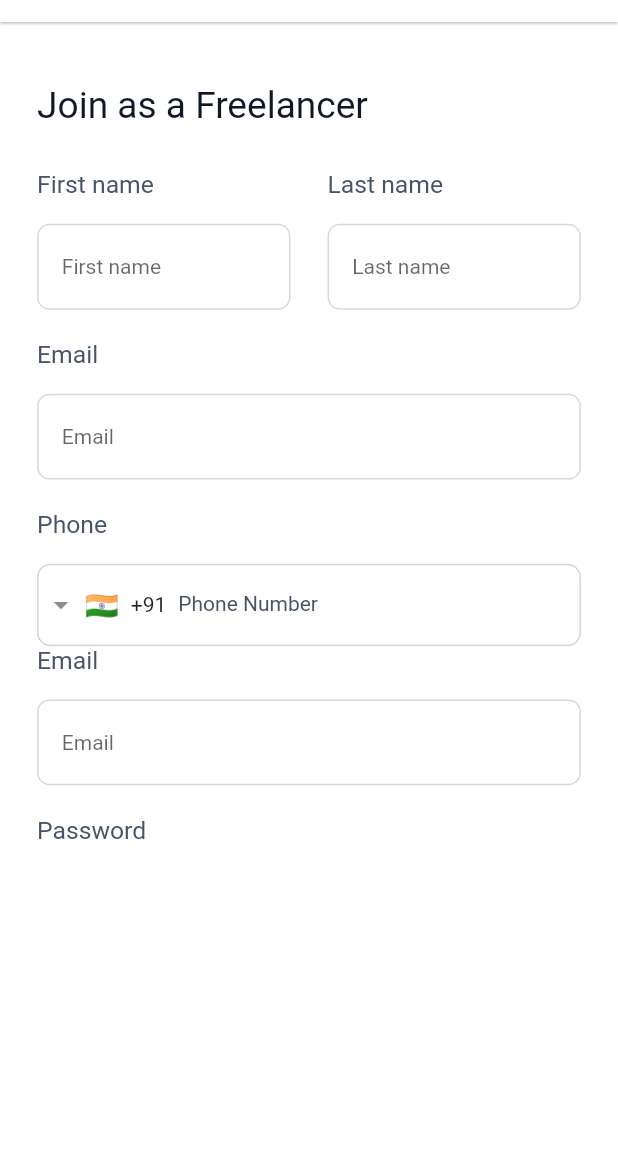
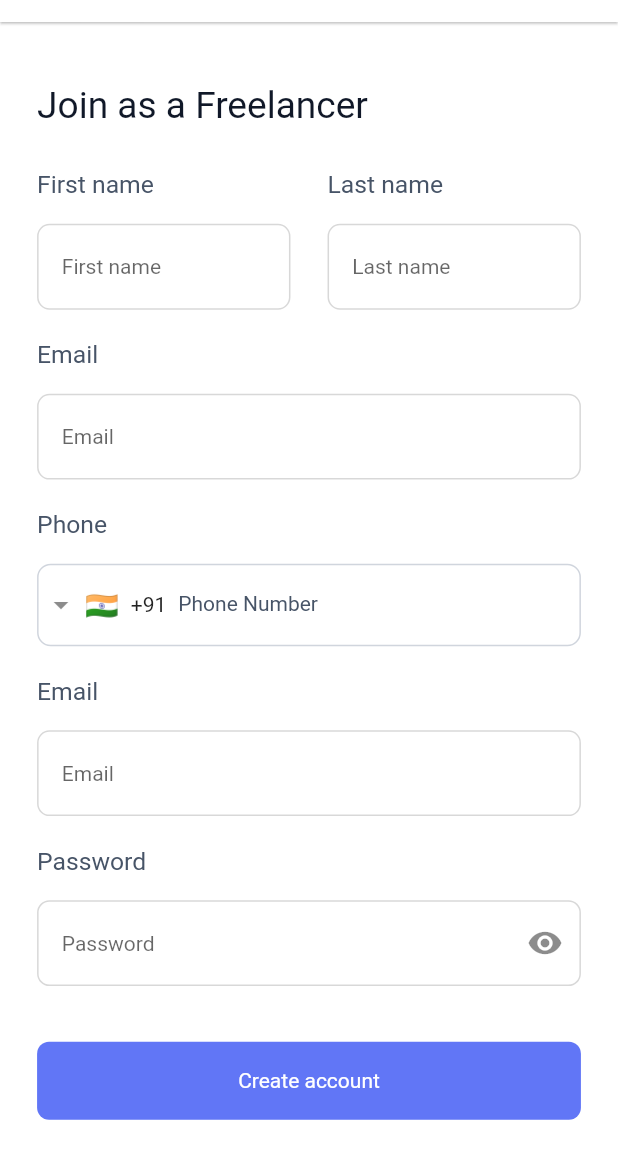
Before and after one commit to saleheen1/xillancer, a Flutter app: the SignupFreelancerPage screen opened directly, on a phone screen of 412 x 824 dp, the part 83-1236 px from its top. Run offline on Flutter 3.47's test engine with Material 2 defaults, Android fonts, the phone set to English and light mode, and no system bars; drawn by our look-alikes of intl_phone_field; our stand-ins replace connectivity_plus, flutter_spinkit, flutter_svg, get, shared_preferences; accounts and stored records are empty.

Commit message:
working on sign up freelancer frontend

```diff
--- /dev/null
+++ b/lib/business_logic/controllers/signup_freelancer_controller.dart
@@ -0,0 +1,3 @@
+import 'package:get/get.dart';
+
+class SignupFreelancerController extends GetxController {}
--- a/lib/business_logic/core/utils/ui_utils.dart
+++ b/lib/business_logic/core/utils/ui_utils.dart
@@ -1,6 +1,13 @@
 import 'package:flutter/material.dart';
 import 'package:flutter_spinkit/flutter_spinkit.dart';
 import 'package:xilancer/business_logic/core/utils/constant_colors.dart';
+
+hideKeyboard(BuildContext context, a) {
+  FocusScopeNode currentFocus = FocusScope.of(context);
+  if (!currentFocus.hasPrimaryFocus) {
+    currentFocus.focusedChild?.unfocus();
+  }
+}
 
 showLoading({Color? color}) {
   return SpinKitThreeBounce(
--- a/lib/ui/screens/auth/components/auth_helper.dart
+++ b/lib/ui/screens/auth/components/auth_helper.dart
@@ -1,5 +1,7 @@
 import 'package:flutter/material.dart';
+import 'package:get/get.dart';
 import 'package:xilancer/business_logic/core/utils/constant_colors.dart';
+import 'package:xilancer/business_logic/core/utils/ui_utils.dart';
 
 class AuthHelper {
   phoneFieldDecoration() {
@@ -20,4 +22,39 @@ class AuthHelper {
         contentPadding:
             const EdgeInsets.symmetric(horizontal: 8, vertical: 18));
   }
+
+//============>
+
+  socialLoginButton(String icon, String title, {isloading = false}) {
+    return Container(
+      decoration: BoxDecoration(
+          border: Border.all(color: greyFive),
+          borderRadius: BorderRadius.circular(6)),
+      alignment: Alignment.center,
+      height: Get.width * 0.13,
+      width: double.infinity,
+      child: Row(
+        mainAxisAlignment: MainAxisAlignment.center,
+        children: [
+          Container(
+            height: Get.width * 0.6,
+            width: Get.width * 0.1,
+            decoration: BoxDecoration(
+              image: DecorationImage(
+                  image: AssetImage(icon), fit: BoxFit.fitHeight),
+            ),
+          ),
+          const SizedBox(
+            width: 7,
+          ),
+          isloading == false
+              ? Text(
+                  title,
+                  style: const TextStyle(color: greyFour),
+                )
+              : showLoading(),
+        ],
+      ),
+    );
+  }
 }
--- a/lib/ui/screens/auth/freelancer/signup_freelancer_page.dart
+++ b/lib/ui/screens/auth/freelancer/signup_freelancer_page.dart
@@ -4,6 +4,7 @@ import 'package:intl_phone_field/intl_phone_field.dart';
 import 'package:xilancer/business_logic/controllers/translate_controller.dart';
 import 'package:xilancer/business_logic/core/utils/const_strings.dart';
 import 'package:xilancer/business_logic/core/utils/ui_const.dart';
+import 'package:xilancer/business_logic/core/utils/ui_utils.dart';
 import 'package:xilancer/ui/screens/auth/components/auth_helper.dart';
 import 'package:xilancer/ui/widgets/common_widgets.dart';
 import 'package:xilancer/ui/widgets/custom_input.dart';
@@ -17,13 +18,16 @@ class SignupFreelancerPage extends StatelessWidget {
     return Scaffold(
       appBar: appbarCommon(title: ConstString.createAnAccount),
       backgroundColor: Colors.white,
-      body: SingleChildScrollView(
-        child:
-            GetBuilder<TranslateController>(builder: (TranslateController tr) {
+      body: Listener(
+        onPointerDown: hideKeyboard(context, ''),
+        child: SingleChildScrollView(
+          child: GetBuilder<TranslateController>(
+              builder: (TranslateController tr) {
             return Container(
               padding: screenPaddingH,
-            child:
-                Column(crossAxisAlignment: CrossAxisAlignment.start, children: [
+              child: Column(
+                  crossAxisAlignment: CrossAxisAlignment.start,
+                  children: [
                     gapH(10),
                     Text(
                       tr.getString(ConstString.joinAsAfreelancer),
@@ -92,6 +96,8 @@ class SignupFreelancerPage extends StatelessWidget {
                       onChanged: (phone) {},
                     ),
 
+                    gapH(5),
+
                     //email
                     // =================>
                     Text(
@@ -110,10 +116,38 @@ class SignupFreelancerPage extends StatelessWidget {
                       style: TextUtils.inputLabel(),
                     ),
                     gapH(4),
+                    CustomInput(
+                      hintText: 'Password',
+                      suffixIcon: Icons.remove_red_eye,
+                      isPasswordField: true,
+                    ),
+
+                    gapH(4),
+
+                    buttonPrimary('Create account', () {}),
+
+                    gapH(8),
+
+                    InkWell(
+                        onTap: () {},
+                        child: AuthHelper().socialLoginButton(
+                            'assets/icons/google.png', 'Login with google',
+                            isloading: false)),
+
+                    const SizedBox(
+                      height: 20,
+                    ),
+                    InkWell(
+                      onTap: () {},
+                      child: AuthHelper().socialLoginButton(
+                          'assets/icons/facebook.png', 'Login with facebook',
+                          isloading: false),
+                    ),
                   ]),
             );
           }),
         ),
+      ),
     );
   }
 }
--- a/lib/ui/widgets/custom_input.dart
+++ b/lib/ui/widgets/custom_input.dart
@@ -11,12 +11,13 @@ class CustomInput extends StatelessWidget {
   final FocusNode? focusNode;
   final bool isNumberField;
   final String? prefixIcon;
-  final String? suffixIcon;
+  final IconData? suffixIcon;
   final double? paddingHorizontal;
   final double? paddingVertical;
   final double? marginB;
   final double? borderRadius;
   TextEditingController? controller;
+  Function()? suffixOnClick = () {};
 
   CustomInput({
     Key? key,
@@ -34,6 +35,7 @@ class CustomInput extends StatelessWidget {
     this.marginB,
     this.borderRadius,
     this.paddingVertical,
+    this.suffixOnClick,
   }) : super(key: key);
 
   @override
@@ -68,19 +70,12 @@ class CustomInput extends StatelessWidget {
                     )
                   : null,
               suffixIcon: suffixIcon != null
-                  ? Column(
-                      mainAxisAlignment: MainAxisAlignment.center,
-                      children: [
-                        Container(
-                          height: 20.0,
-                          width: 40.0,
-                          decoration: BoxDecoration(
-                            image: DecorationImage(
-                                image: AssetImage(prefixIcon!),
-                                fit: BoxFit.fitHeight),
-                          ),
-                        ),
-                      ],
+                  ? InkWell(
+                      onTap: suffixOnClick,
+                      child: Column(
+                        mainAxisAlignment: MainAxisAlignment.center,
+                        children: [Icon(suffixIcon)],
+                      ),
                     )
                   : null,
               enabledBorder: OutlineInputBorder(
```
Also changed, not shown: assets/icons/facebook.png (added), assets/icons/google.png (added). Lines whose indentation alone changed are shown as unchanged.
